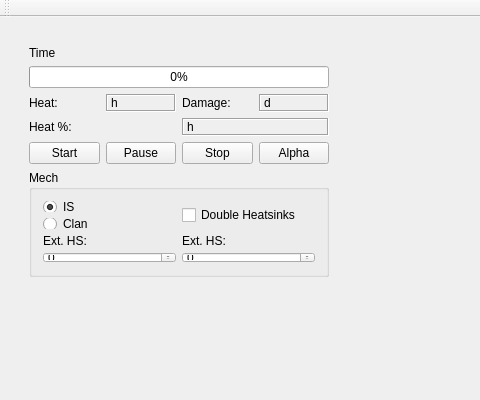
mark-ting/mech-system-simulator, file mech-system-simulator/mechsystem.ui: the form before one commit; both pictures show x 0 to 480 and y 0 to 400 of the 583 by 594 pixel window.
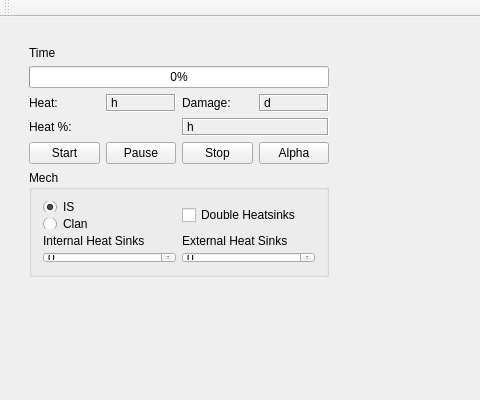
The form after the commit.

Commit message: Added Capacity and Dissipation return values from simulation.

```diff
--- a/mech-system-simulator/mechsystem.ui
+++ b/mech-system-simulator/mechsystem.ui
@@ -191,7 +191,7 @@
           <item>
            <widget class="QLabel" name="intHeatSinkLabel">
             <property name="text">
-             <string>Ext. HS:</string>
+             <string>Internal Heat Sinks</string>
             </property>
            </widget>
           </item>
@@ -209,7 +209,7 @@
           <item>
            <widget class="QLabel" name="extHeatSinkLabel">
             <property name="text">
-             <string>Ext. HS:</string>
+             <string>External Heat Sinks</string>
             </property>
            </widget>
           </item>
```
The commit also changes 2 other files.
